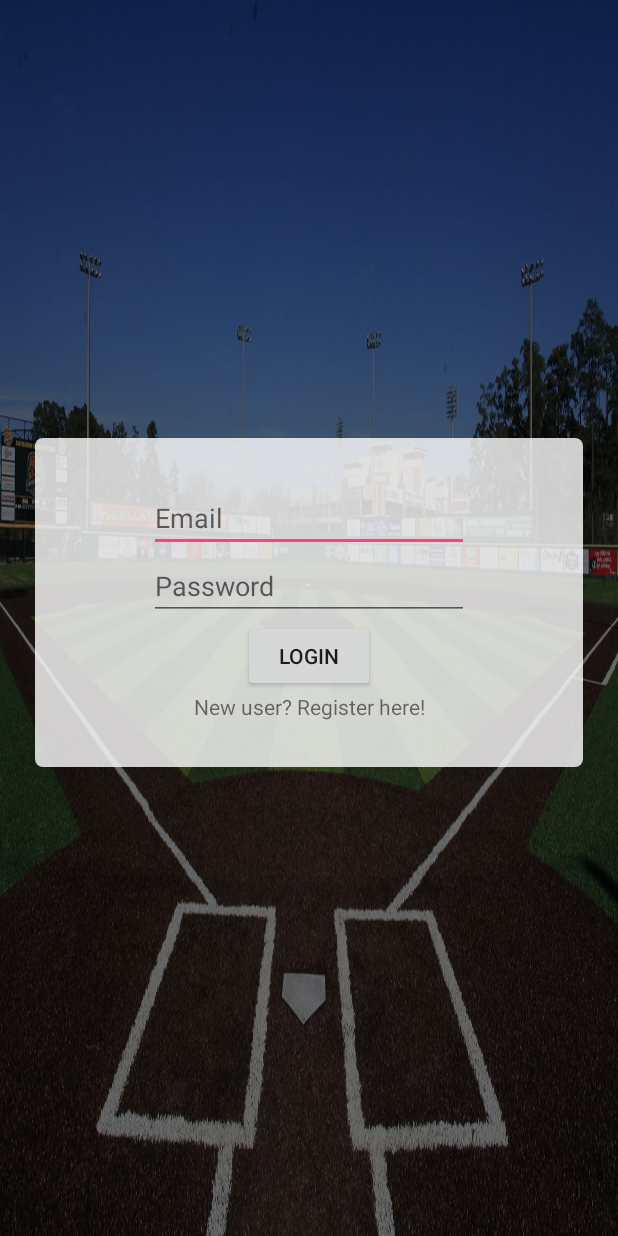
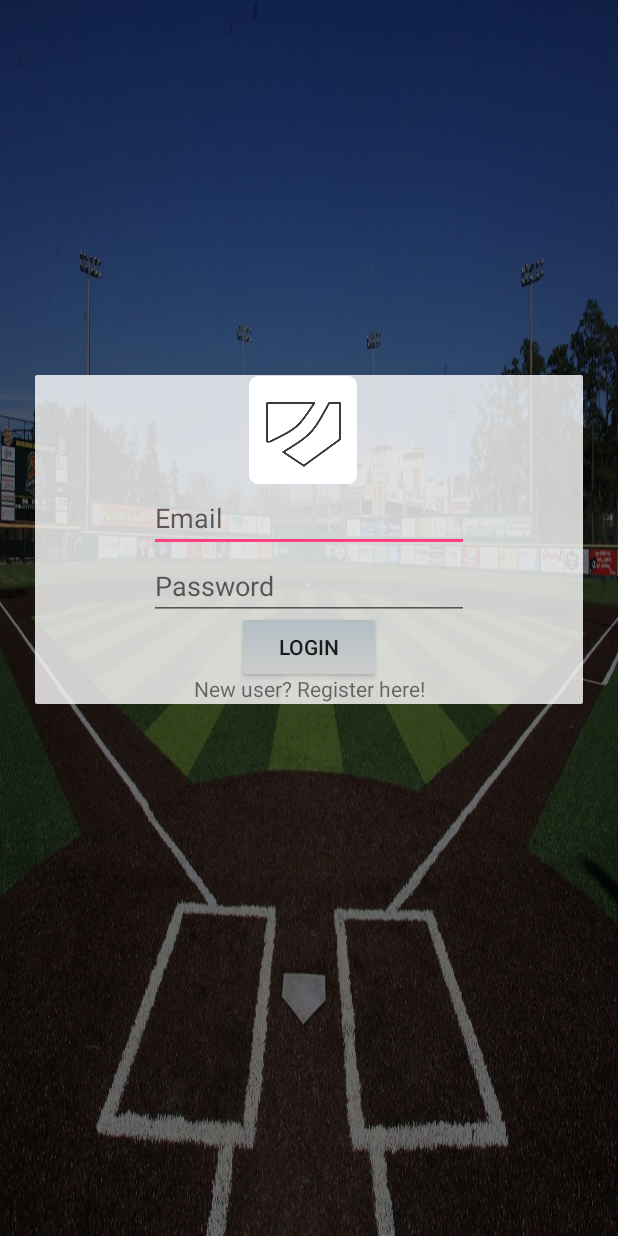
Before and after one commit to connor-dean/PitchersEye, an Android app: the screen it shows after launch (LoginActivity), on a phone screen of 412 x 824 dp. Run offline under Robolectric (Android 15) with nearby library versions, the phone set to English and light mode, and no system bars; our stand-ins replace Firebase (no records; nobody signed in at launch, a user with empty details on screens opened directly).

Commit message:
Added logo

```diff
--- a/app/src/main/res/drawable/background_square.xml
+++ b/app/src/main/res/drawable/background_square.xml
@@ -2,7 +2,7 @@
 <shape
     xmlns:android="http://schemas.android.com/apk/res/android"
     android:shape="rectangle">
-    <corners android:radius="5dp" />
+    <corners android:radius="1dp" />
     <solid
         android:color="@color/colorWhiteOpaque" />
 </shape>
--- /dev/null
+++ b/app/src/main/res/drawable/button_layout.xml
@@ -0,0 +1,16 @@
+<?xml version="1.0" encoding="utf-8"?>
+<layer-list xmlns:android="http://schemas.android.com/apk/res/android">
+    <item>
+        <shape android:shape="rectangle">
+            <gradient android:angle="90"
+                      android:endColor="#b2bec3" android:startColor="#ccc" />
+            <corners android:radius="2dp" />
+        </shape>
+    </item>
+
+    <item>
+        <shape android:shape="rectangle">
+            <corners android:radius="2dp" />
+        </shape>
+    </item>
+</layer-list>
--- a/app/src/main/res/layout/activity_login.xml
+++ b/app/src/main/res/layout/activity_login.xml
@@ -15,7 +15,16 @@
         app:layout_constraintBottom_toBottomOf="@id/txt_new_user"
         app:layout_constraintLeft_toLeftOf="@id/edt_email"
         app:layout_constraintRight_toRightOf="@id/edt_email"
-        app:layout_constraintTop_toTopOf="@id/edt_email" />
+        app:layout_constraintTop_toTopOf="@id/panel_logo" />
+
+    <ImageView
+        android:id="@+id/panel_logo"
+        android:layout_width="wrap_content"
+        android:layout_height="wrap_content"
+        android:layout_marginStart="4dp"
+        app:layout_constraintBottom_toTopOf="@id/edt_email"
+        app:layout_constraintStart_toStartOf="@+id/button_login"
+        app:srcCompat="@mipmap/ic_launcher"/>
 
     <EditText
         android:id="@+id/edt_email"
@@ -42,12 +51,13 @@
     <Button
         android:id="@+id/button_login"
         android:layout_width="wrap_content"
-        android:layout_height="48dp"
+        android:layout_height="36dp"
         android:layout_marginTop="1dp"
+        android:background="@drawable/button_layout"
         android:text="@string/string_login"
         app:layout_constraintLeft_toLeftOf="parent"
         app:layout_constraintRight_toRightOf="parent"
-        app:layout_constraintTop_toBottomOf="@+id/guideline" />
+        app:layout_constraintTop_toBottomOf="@+id/guideline"/>
 
     <TextView
         android:id="@+id/txt_new_user"
@@ -74,4 +84,6 @@
         android:orientation="horizontal"
         app:layout_constraintGuide_percent="0.5" />
 
+
+
 </android.support.constraint.ConstraintLayout>
```
